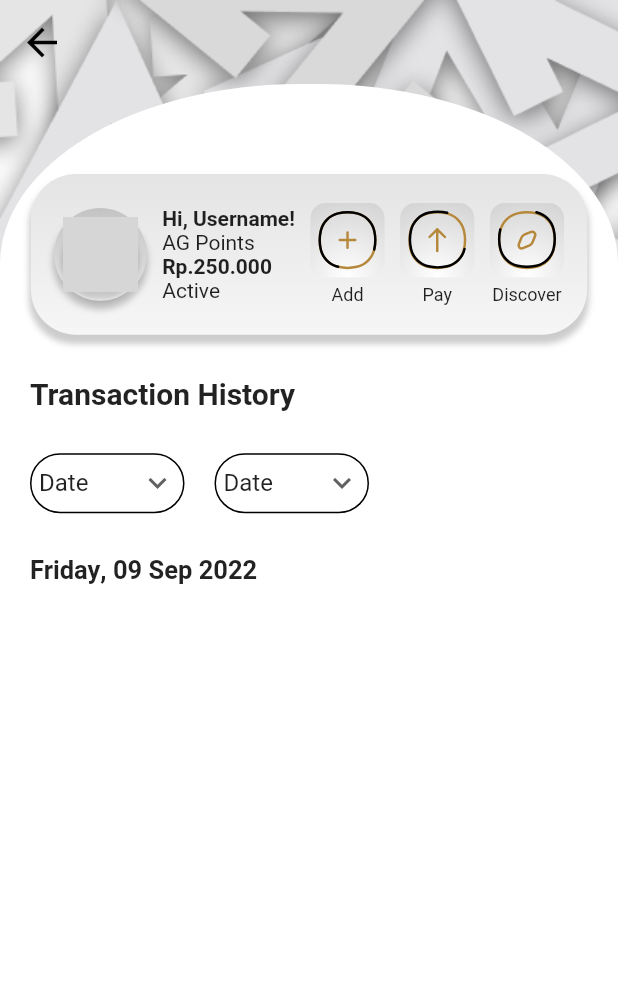
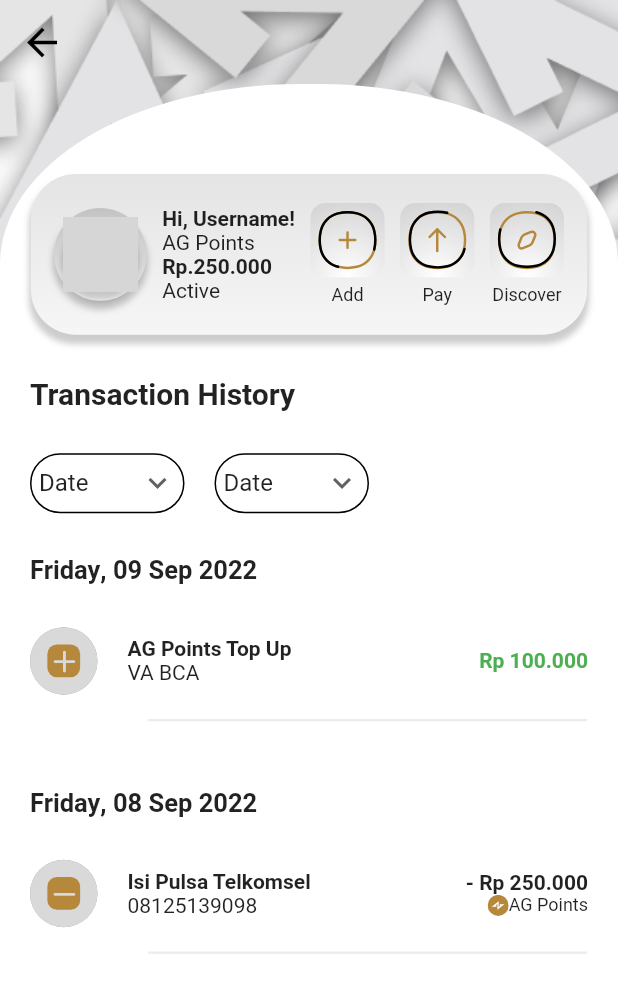
Before and after one commit to syifahasan/agt, a Flutter app: the BalanceCheckPage screen opened directly, on a phone screen of 412 x 824 dp. Shown: the top 993 px of the screen. Run offline on Flutter 3.47's test engine with Material 2 defaults, Android fonts, the phone set to English and light mode, and no system bars; drawn by our look-alikes of sliding_up_panel; our stand-ins replace flutter_svg; Roboto replaces fonts that are missing (SFProDisplay); grey boxes are pictures that could not be loaded.

Commit message:
updating PaymentHistory

```diff
--- a/lib/pages/balanceCheck.dart
+++ b/lib/pages/balanceCheck.dart
@@ -1,6 +1,8 @@
-import 'package:authentic_guards/utils/payNSend.dart';
+import 'package:authentic_guards/utils/payment/payNSend.dart';
+import 'package:authentic_guards/utils/payment/transactionHistory.dart';
 import 'package:flutter/material.dart';
 import 'home.dart';
+import 'package:flutter_svg/flutter_svg.dart';
 import 'package:sliding_up_panel/sliding_up_panel.dart';
 
 class BalanceCheckPage extends StatefulWidget {
@@ -269,9 +271,21 @@ class _BalanceCheckPageState extends State<BalanceCheckPage> {
                           ),
                         ],
                       ),
-                      Date(
-                        day: 'Friday',
-                        date: '09 Sep 2022',
+                      TransactionHistory(
+                        hari: 'Friday',
+                        tanggal: "09 Sep 2022",
+                        desc1: "AG Points Top Up",
+                        desc2: 'VA BCA',
+                        status: 1,
+                        nominal: "100.000",
+                      ),
+                      TransactionHistory(
+                        hari: 'Friday',
+                        tanggal: "08 Sep 2022",
+                        desc1: "Isi Pulsa Telkomsel",
+                        desc2: '08125139098',
+                        status: 2,
+                        nominal: "250.000",
                       ),
                     ],
                   ),
@@ -287,36 +301,3 @@ class _BalanceCheckPageState extends State<BalanceCheckPage> {
     );
   }
 }
-
-class Date extends StatelessWidget {
-  Date({
-    super.key,
-    required this.day,
-    required this.date,
-  });
-  String day;
-  String date;
-  @override
-  Widget build(BuildContext context) {
-    return Container(
-      child: Column(children: [
-        Padding(
-          padding: const EdgeInsets.symmetric(
-            vertical: 28,
-            horizontal: 20,
-          ),
-          child: Row(
-            children: [
-              Text(day,
-                  style: TextStyle(fontSize: 17, fontWeight: FontWeight.bold)),
-              Text(', ',
-                  style: TextStyle(fontSize: 17, fontWeight: FontWeight.bold)),
-              Text(date,
-                  style: TextStyle(fontSize: 17, fontWeight: FontWeight.bold)),
-            ],
-          ),
-        ),
-      ]),
-    );
-  }
-}
--- a/lib/pages/home.dart
+++ b/lib/pages/home.dart
@@ -3,7 +3,7 @@ import 'package:flutter/material.dart';
 import 'package:flutter/widgets.dart';
 import 'package:flutter_svg/flutter_svg.dart';
 import 'package:sliding_up_panel/sliding_up_panel.dart';
-import '../utils/payNSend.dart';
+import '../utils/payment/payNSend.dart';
 
 class HomePage extends StatefulWidget {
   @override
--- a/lib/pages/profile.dart
+++ b/lib/pages/profile.dart
@@ -34,17 +34,7 @@ class ProfilePage extends StatelessWidget {
           ),
         ),
       ),
-      body: ListView.builder(
-        padding: EdgeInsets.all(15),
-        itemBuilder: (context, index) {
-          return Container(
-            decoration: BoxDecoration(
-              borderRadius: BorderRadius.circular(10),
-              color: Colors.grey.withAlpha(70),
-            ),
-          );
-        },
-      ),
+      body: Container(),
     );
   }
 }
--- /dev/null
+++ b/lib/utils/payment/transactionHistory.dart
@@ -0,0 +1,182 @@
+import 'package:flutter/material.dart';
+import 'package:flutter_svg/flutter_svg.dart';
+
+class TransactionHistory extends StatelessWidget {
+  TransactionHistory(
+      {super.key,
+      required this.hari,
+      required this.tanggal,
+      required this.desc1,
+      required this.desc2,
+      required this.status,
+      required this.nominal});
+
+  String hari;
+  String tanggal;
+  int status;
+  String desc1;
+  String desc2;
+  String nominal;
+
+  @override
+  Widget build(BuildContext context) {
+    final mediaQueryData = MediaQuery.of(context);
+    final screenWidth = mediaQueryData.size.width;
+    final screenHeight = mediaQueryData.size.height;
+    return Column(
+      children: [
+        Date(day: hari, date: tanggal),
+        TransactionDesc(
+            screenWidth: screenWidth,
+            condition: status,
+            desc1: desc1,
+            desc2: desc2,
+            nominal: nominal),
+      ],
+    );
+  }
+}
+
+class TransactionDesc extends StatelessWidget {
+  TransactionDesc(
+      {super.key,
+      required this.screenWidth,
+      required this.condition,
+      required this.desc1,
+      required this.desc2,
+      required this.nominal});
+
+  final double screenWidth;
+  String desc1;
+  String desc2;
+  String nominal;
+  int condition;
+  // Map<String, String> transactionItem = {};
+
+  SvgPicture _getIcon() {
+    if (condition == 1) {
+      return SvgPicture.asset('assets/icons/payment/PlusBalance.svg');
+    } else if (condition == 2) {
+      return SvgPicture.asset('assets/icons/payment/MinusBalance.svg');
+    } else {
+      return SvgPicture.asset('assets/icons/payment/PendingBalance.svg');
+    }
+  }
+
+  Widget? _getNominal() {
+    if (condition == 1) {
+      return Text(
+        'Rp ${nominal}',
+        style: TextStyle(color: Colors.green, fontWeight: FontWeight.bold),
+      );
+    } else if (condition == 2) {
+      return Column(
+        crossAxisAlignment: CrossAxisAlignment.end,
+        children: [
+          Text(
+            '- Rp ${nominal}',
+            style: TextStyle(fontWeight: FontWeight.bold),
+          ),
+          Row(
+            children: [
+              SvgPicture.asset('assets/icons/payment/AGPointLogo.svg'),
+              Text(
+                'AG Points',
+                style: TextStyle(fontSize: 12),
+              ),
+            ],
+          ),
+        ],
+      );
+    }
+  }
+
+  @override
+  Widget build(BuildContext context) {
+    return Column(
+      children: [
+        Container(
+          padding: EdgeInsets.only(right: 20),
+          child: Row(
+            mainAxisAlignment: MainAxisAlignment.spaceBetween,
+            crossAxisAlignment: CrossAxisAlignment.center,
+            children: [
+              Row(
+                mainAxisAlignment: MainAxisAlignment.start,
+                children: [
+                  Container(
+                    margin: EdgeInsets.symmetric(horizontal: 20),
+                    width: 45,
+                    height: 45,
+                    decoration: BoxDecoration(
+                      borderRadius: BorderRadius.circular(25),
+                      color: Colors.grey,
+                    ),
+                    child: _getIcon(),
+                  ),
+                  Column(
+                    crossAxisAlignment: CrossAxisAlignment.start,
+                    children: [
+                      Text(
+                        desc1,
+                        style: TextStyle(
+                            fontWeight: FontWeight.bold, fontSize: 14),
+                      ),
+                      Text(desc2),
+                    ],
+                  ),
+                ],
+              ),
+              Padding(
+                padding: const EdgeInsets.only(left: 8),
+                child: _getNominal(),
+              ),
+            ],
+          ),
+        ),
+        Padding(
+          padding: const EdgeInsets.symmetric(vertical: 9),
+          child: Divider(
+            color: Color.fromARGB(129, 217, 217, 217),
+            thickness: 1.5,
+            indent: screenWidth * 24 / 100,
+            endIndent: screenWidth * 5 / 100,
+          ),
+        ),
+      ],
+    );
+  }
+}
+
+class Date extends StatelessWidget {
+  Date({
+    super.key,
+    required this.day,
+    required this.date,
+  });
+  String day;
+  String date;
+  @override
+  Widget build(BuildContext context) {
+    return Container(
+      child: Column(children: [
+        Padding(
+          padding: const EdgeInsets.symmetric(
+            vertical: 28,
+            horizontal: 20,
+          ),
+          child: Row(
+            children: [
+              Text(day,
+                  style: TextStyle(fontSize: 17, fontWeight: FontWeight.bold)),
+              Text(', ',
+                  style: TextStyle(fontSize: 17, fontWeight: FontWeight.bold)),
+              Text(date,
+                  style: TextStyle(fontSize: 17, fontWeight: FontWeight.bold)),
+            ],
+          ),
+        ),
+      ]),
+    );
+  }
+}
```
Also changed, not shown: pubspec.yaml (+6 -1 lines), assets/icons/payment/AGPointLogo.svg (added), assets/icons/payment/MinusBalance.svg (added), assets/icons/payment/PendingBalance.svg (added), assets/icons/payment/PlusBalance.svg (added), lib/utils/payment/payNSend.dart (renamed from lib/utils/payNSend.dart).
